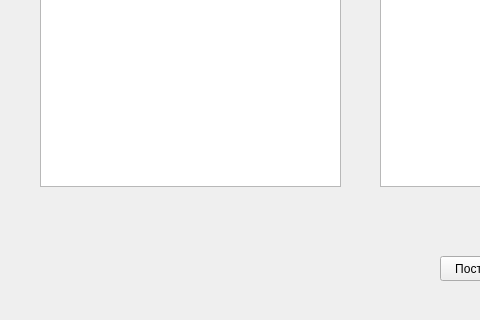
Old version of the form PyQtGraph/ui/grapth1.ui in the repository Elizaveta-pl/d-19; both pictures show x 0 to 480 and y 184 to 504 of the 727 by 504 pixel window.
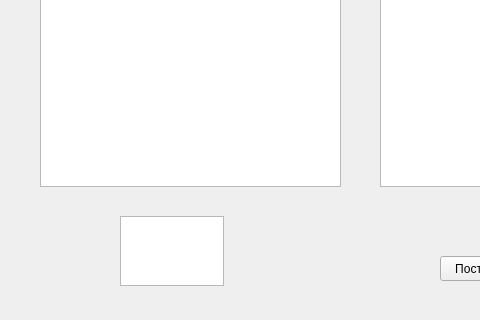
New version of the form.

What changed in the file:
```diff
--- a/PyQtGraph/ui/grapth1.ui
+++ b/PyQtGraph/ui/grapth1.ui
@@ -83,6 +83,16 @@
     <string>Добавить формулу</string>
    </property>
   </widget>
+  <widget class="QPlainTextEdit" name="check">
+   <property name="geometry">
+    <rect>
+     <x>120</x>
+     <y>400</y>
+     <width>104</width>
+     <height>70</height>
+    </rect>
+   </property>
+  </widget>
   <zorder>listViewGrapth</zorder>
   <zorder>gridLayoutWidget</zorder>
   <zorder>pushBuild</zorder>
```
Left out of the diff: 13 changed lines with no effect on the pictures.
